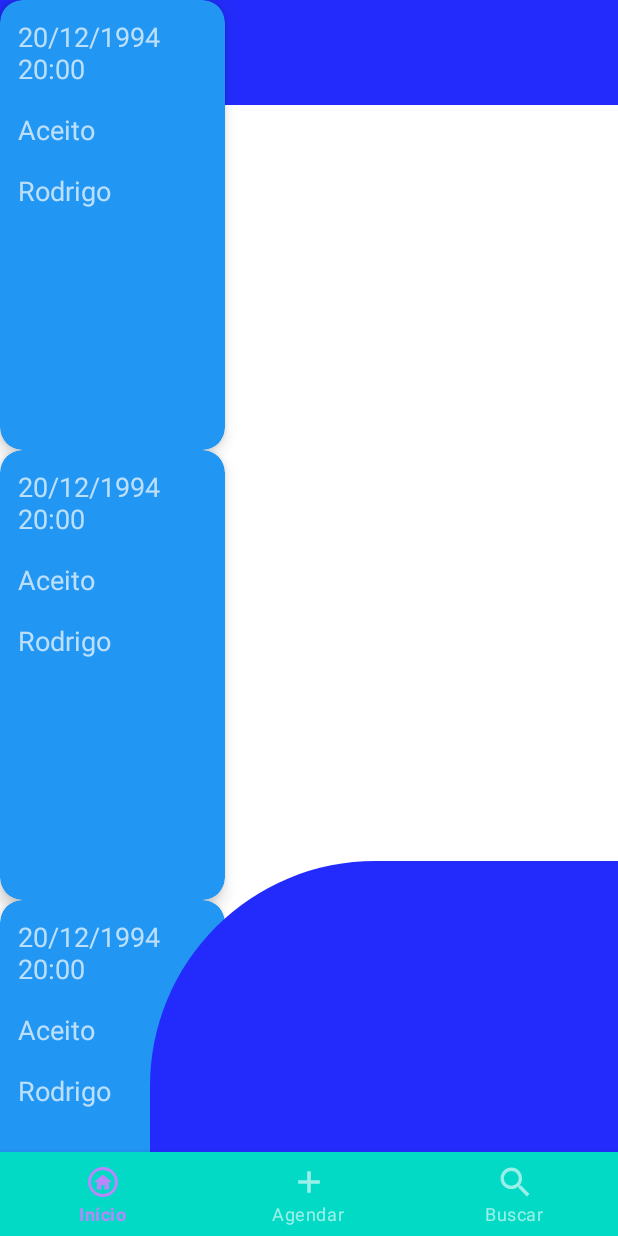
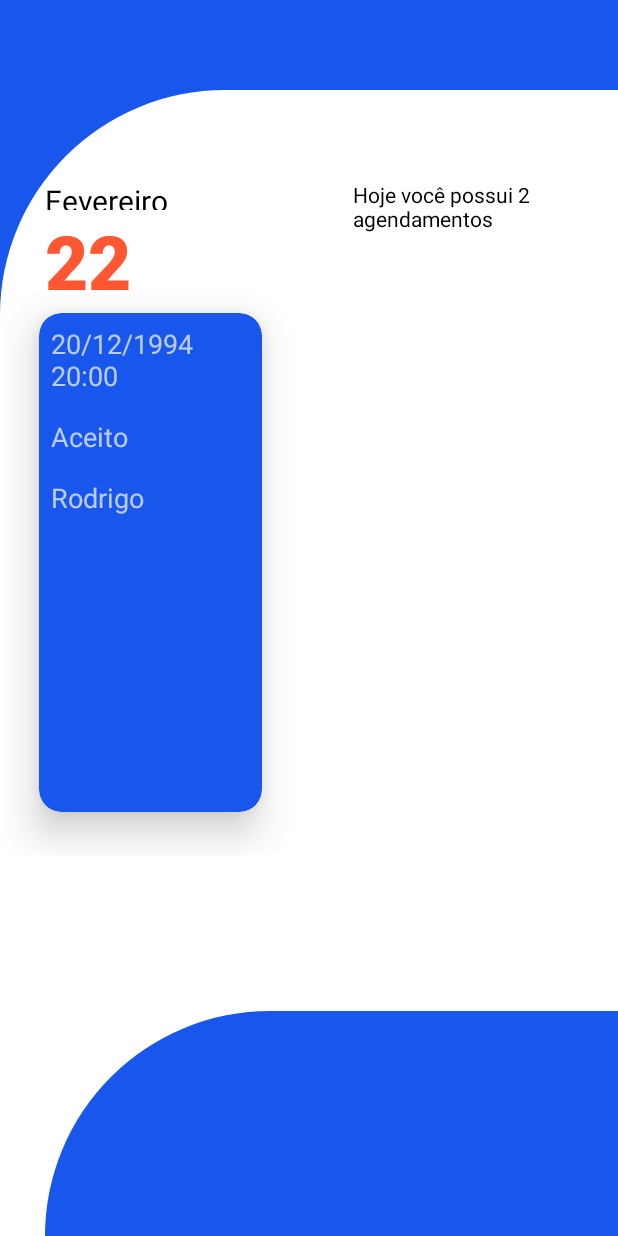
Before and after one commit to RodrigoReiis/AgendaAndroidApp, an Android app built with Jetpack Compose: the HomeActivity screen opened directly, with no data from a screen before it, on a phone screen of 412 x 824 dp. Run offline under Robolectric (Android 15) with nearby library versions, the phone set to English and light mode, and no system bars; our stand-ins replace Firebase (no records; nobody signed in at launch, a user with empty details on screens opened directly).

Commit message:
feat: Alterado layout e estiliuzação da tela inicial do aplicativo

```diff
--- a/app/src/main/java/com/example/agendamentoapp/HomeActivity.kt
+++ b/app/src/main/java/com/example/agendamentoapp/HomeActivity.kt
@@ -19,8 +19,8 @@ class HomeActivity :  ComponentActivity() {
 
         val itemList = listOf(
             ListaAgendamentos("20/12/1994 20:00", "Aceito", "Rodrigo"),
-            ListaAgendamentos("20/12/1994 20:00", "Aceito", "Rodrigo"),
-            ListaAgendamentos("20/12/1994 20:00", "Aceito", "Rodrigo"),
+            //ListaAgendamentos("20/12/1994 20:00", "Aceito", "Rodrigo"),
+            //ListaAgendamentos("20/12/1994 20:00", "Aceito", "Rodrigo"),
         )
 
         val recycleView: RecyclerView = findViewById<RecyclerView>(R.id.listSchedule);
--- a/app/src/main/res/drawable/corner_radius_background_blue.xml
+++ b/app/src/main/res/drawable/corner_radius_background_blue.xml
@@ -1,5 +1,5 @@
 <?xml version="1.0" encoding="utf-8"?>
 <shape xmlns:android="http://schemas.android.com/apk/res/android">
-    <solid android:color="#232bfc" /> <!-- Define a cor de fundo do LinearLayout -->
+    <solid android:color="#1957ec" /> <!-- Define a cor de fundo do LinearLayout -->
     <corners android:topLeftRadius="150dp" /> <!-- Define o raio dos cantos arredondados -->
 </shape>
--- a/app/src/main/res/layout/background_and_button_agendamento.xml
+++ b/app/src/main/res/layout/background_and_button_agendamento.xml
@@ -2,8 +2,8 @@
 <androidx.constraintlayout.widget.ConstraintLayout xmlns:android="http://schemas.android.com/apk/res/android"
     xmlns:app="http://schemas.android.com/apk/res-auto"
     android:layout_width="match_parent"
-    android:layout_marginLeft="100dp"
-    android:layout_height="250dp"
+    android:layout_marginLeft="30dp"
+    android:layout_height="150dp"
     android:background="@drawable/corner_radius_background_blue"
     app:layout_constraintBottom_toBottomOf="parent">
 </androidx.constraintlayout.widget.ConstraintLayout>
--- a/app/src/main/res/layout/background_list_agendamentos.xml
+++ b/app/src/main/res/layout/background_list_agendamentos.xml
@@ -3,13 +3,15 @@
     xmlns:app="http://schemas.android.com/apk/res-auto"
     android:layout_width="match_parent"
     android:layout_height="match_parent"
-    android:background="#232bfc">
+    android:background="#1957ec">
 
     <LinearLayout
         android:layout_width="match_parent"
         android:layout_height="match_parent"
         android:background="@drawable/coner_radius_backgrond_white"
-        android:layout_marginTop="70dp">
+        android:layout_marginTop="60dp">
     </LinearLayout>
 
+
+
 </androidx.constraintlayout.widget.ConstraintLayout>
--- a/app/src/main/res/layout/bottom_navigation.xml
+++ b/app/src/main/res/layout/bottom_navigation.xml
@@ -8,7 +8,7 @@
         android:id="@+id/navigation"
         android:layout_width="match_parent"
         android:layout_height="56dp"
-        android:background="@color/design_default_color_secondary"
+        android:background="#194dca"
         home:menu="@menu/top_app_bar_menu"
         home:layout_constraintBottom_toBottomOf="parent" />
 
--- a/app/src/main/res/layout/home_layout.xml
+++ b/app/src/main/res/layout/home_layout.xml
@@ -8,20 +8,84 @@
     <include layout="@layout/background_list_agendamentos"
         android:id="@+id/bgListAgendamentos"></include>
 
-    <androidx.recyclerview.widget.RecyclerView
+    <LinearLayout
         android:layout_width="match_parent"
-        android:layout_height="match_parent"
-        android:id="@+id/listSchedule">
-    </androidx.recyclerview.widget.RecyclerView>
+        android:layout_height="match_parent">
+
+        <LinearLayout
+            android:layout_width="230dp"
+            android:layout_height="match_parent"
+            android:background="@drawable/coner_radius_backgrond_white"
+            android:layout_marginTop="70dp"
+            android:orientation="vertical">
+
+            <LinearLayout
+                android:layout_width="100dp"
+                android:layout_height="100dp"
+                android:layout_marginLeft="30dp"
+                android:layout_marginTop="50dp"
+                android:orientation="vertical">
+                <TextView
+                    android:layout_width="wrap_content"
+                    android:layout_height="20dp"
+                    android:textSize="20dp"
+                    android:text="Fevereiro"
+                    android:textColor="@color/black">
+
+                </TextView>
+                <TextView
+                    android:layout_width="match_parent"
+                    android:layout_height="match_parent"
+                    android:text="22"
+                    android:textSize="50dp"
+                    android:textFontWeight="900"
+                    android:textColor="#ff5733">
+                </TextView>
+            </LinearLayout>
+            <LinearLayout
+                android:layout_width="match_parent"
+                android:layout_height="wrap_content"
+                android:layout_marginTop="-40dp">
+                <androidx.cardview.widget.CardView
+                    android:layout_width="190dp"
+                    android:layout_height="390dp"
+                    home:cardBackgroundColor="#1957ec"
+                    home:cardCornerRadius="15dp"
+                    home:cardElevation="16dp"
+                    android:layout_marginLeft="5dp"
+                    home:cardUseCompatPadding="true">
+
+                    <androidx.recyclerview.widget.RecyclerView
+                        android:layout_width="match_parent"
+                        android:layout_height="match_parent"
+                        android:id="@+id/listSchedule"
+                        android:textAlignment="center">
+                    </androidx.recyclerview.widget.RecyclerView>
+
+                </androidx.cardview.widget.CardView>
+            </LinearLayout>
+        </LinearLayout>
+
+        <LinearLayout
+            android:layout_width="wrap_content"
+            android:layout_height="wrap_content"
+            android:layout_marginTop="120dp"
+            android:layout_marginLeft="5dp">
+
+            <TextView
+                android:layout_width="150dp"
+                android:layout_height="wrap_content"
+                android:text="Hoje você possui 2 agendamentos"
+                android:textColor="@color/black">
+
+            </TextView>
+        </LinearLayout>
+
+    </LinearLayout>
 
     <include layout="@layout/background_and_button_agendamento"
         android:id="@+id/buttonAdd"></include>
 
-    <include layout="@layout/bottom_navigation"
-        android:id="@+id/bottomNavigationHome"
-        android:layout_height="match_parent"
-        android:layout_width="match_parent"
-        android:layout_alignParentBottom="true" ></include>
 
 
 </androidx.constraintlayout.widget.ConstraintLayout>
--- a/app/src/main/res/layout/list_agendamentos_view.xml
+++ b/app/src/main/res/layout/list_agendamentos_view.xml
@@ -1,20 +1,10 @@
 <?xml version="1.0" encoding="utf-8"?>
-
-<com.google.android.material.card.MaterialCardView xmlns:android="http://schemas.android.com/apk/res/android"
-    xmlns:home="http://schemas.android.com/apk/res-auto"
-    android:layout_width="150dp"
-    android:layout_height="300dp"
-    home:cardBackgroundColor="#2196F3"
-    home:cardCornerRadius="15dp"
-    home:cardElevation="6dp"
-    home:contentPadding="4dp">
-
-
     <LinearLayout
+        xmlns:android="http://schemas.android.com/apk/res/android"
+        xmlns:home="http://schemas.android.com/apk/res-auto"
         android:layout_width="match_parent"
-        android:layout_height="wrap_content"
+        android:layout_height="match_parent"
         android:orientation="vertical">
-
 
         <TextView
             android:id="@+id/agendamentoTextView"
@@ -36,6 +26,4 @@
             android:layout_height="wrap_content"
             android:padding="8dp"
             android:textSize="18sp" />
-
     </LinearLayout>
-</com.google.android.material.card.MaterialCardView>
```
